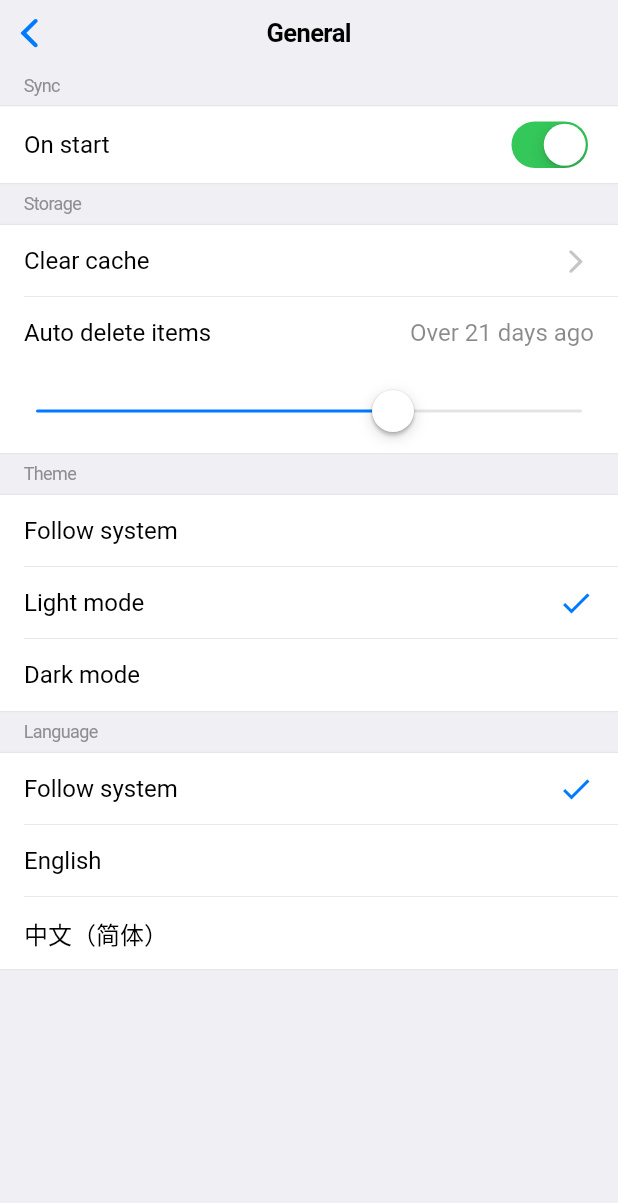
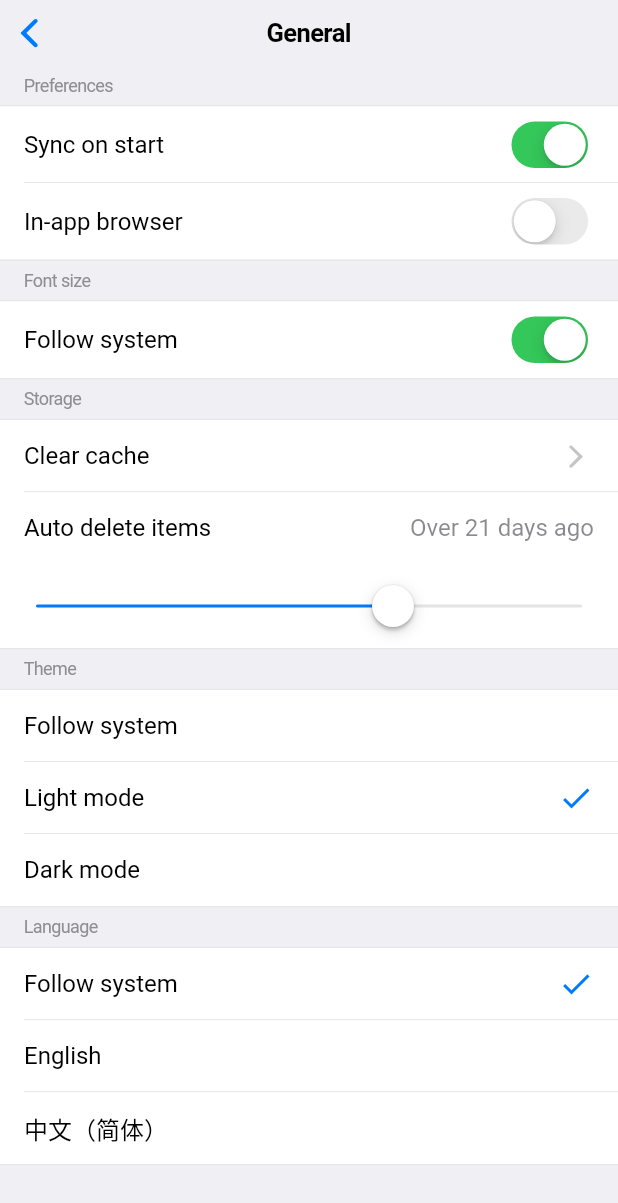
Before and after one commit to yang991178/fluent-reader-lite, a Flutter app: the GeneralPage screen opened by its route, after a tap on "Light mode", on a phone screen of 412 x 824 dp. Shown: the top 1203 px of the screen. Run offline on Flutter 3.47's test engine with Material 2 defaults, Android fonts, the phone set to English and light mode, and no system bars; our stand-ins replace cached_network_image, flutter_cache_manager, modal_bottom_sheet, package_info, responsive_builder, share and 4 more; missing offline and left inert: jaguar, jaguar_flutter_asset, overlay_dialog; accounts and stored records are empty; generated files the repository leaves out were written again.

Commit message:
add customizable text scale

```diff
--- a/lib/l10n/intl_en.arb
+++ b/lib/l10n/intl_en.arb
@@ -61,7 +61,8 @@
     "clearCache": "Clear cache",
     "autoDelete": "Auto delete items",
     "sync": "Sync",
-    "onStart": "On start",
+    "syncOnStart": "Sync on start",
+    "inAppBrowser": "In-app browser",
     "lastSyncSuccess": "Last sync successful at",
     "lastSyncFailure": "Last sync failed at",
     "welcome": "Welcome",
--- a/lib/l10n/intl_zh.arb
+++ b/lib/l10n/intl_zh.arb
@@ -61,7 +61,8 @@
     "clearCache": "清理缓存",
     "autoDelete": "自动删除文章",
     "sync": "同步",
-    "onStart": "打开应用时",
+    "syncOnStart": "打开应用时同步",
+    "inAppBrowser": "应用内浏览器",
     "lastSyncSuccess": "最后一次同步成功于",
     "lastSyncFailure": "最后一次同步失败于",
     "welcome": "欢迎",
--- a/lib/main.dart
+++ b/lib/main.dart
@@ -19,7 +19,6 @@ import 'package:flutter/material.dart';
 import 'package:flutter/services.dart';
 import 'package:flutter_localizations/flutter_localizations.dart';
 import 'package:modal_bottom_sheet/modal_bottom_sheet.dart';
-import 'package:path/path.dart';
 import 'package:provider/provider.dart';
 import 'package:shared_preferences/shared_preferences.dart';
 import 'package:webview_flutter/webview_flutter.dart';
@@ -39,9 +38,11 @@ void main() async {
   runApp(MyApp());
   SystemChannels.lifecycle.setMessageHandler((msg) {
     if (msg == AppLifecycleState.resumed.toString()) {
+      if (Global.server != null) Global.server.restart();
       if (Global.globalModel.syncOnStart
-        && DateTime.now().difference(Global.syncModel.lastSynced).inMinutes >= 10)
-      Global.syncModel.syncWithService();
+        && DateTime.now().difference(Global.syncModel.lastSynced).inMinutes >= 10) {
+        Global.syncModel.syncWithService();
+      }
     }
     return null;
   });
@@ -119,6 +120,14 @@ class MyApp extends StatelessWidget {
             "/": (context) => CupertinoScaffold(body: HomePage()),
             ...baseRoutes,
           },
+          builder: (context, child) {
+            final mediaQueryData = MediaQuery.of(context);
+            if (Global.globalModel.textScale == null) return child;
+            return MediaQuery(
+              data: mediaQueryData.copyWith(textScaleFactor: Global.globalModel.textScale),
+              child: child
+            );
+          },
         ),
       ),
     );
--- a/lib/models/global_model.dart
+++ b/lib/models/global_model.dart
@@ -1,3 +1,5 @@
+import 'dart:io';
+
 import 'package:fluent_reader_lite/utils/store.dart';
 import 'package:flutter/material.dart';
 
@@ -10,6 +12,8 @@ class GlobalModel with ChangeNotifier {
   Locale _locale = Store.getLocale();
   int _keepItemsDays = Store.sp.getInt(StoreKeys.KEEP_ITEMS_DAYS) ?? 21;
   bool _syncOnStart = Store.sp.getBool(StoreKeys.SYNC_ON_START) ?? true;
+  bool _inAppBrowser = Store.sp.getBool(StoreKeys.IN_APP_BROWSER) ?? Platform.isIOS;
+  double _textScale = Store.sp.getDouble(StoreKeys.TEXT_SCALE);
 
   ThemeSetting get theme => _theme;
   set theme(ThemeSetting value) {
@@ -44,4 +48,23 @@ class GlobalModel with ChangeNotifier {
     _syncOnStart = value;
     Store.sp.setBool(StoreKeys.SYNC_ON_START, value);
   }
+
+  bool get inAppBrowser => _inAppBrowser;
+  set inAppBrowser(bool value) {
+    _inAppBrowser = value;
+    Store.sp.setBool(StoreKeys.IN_APP_BROWSER, value);
+  }
+
+  double get textScale => _textScale;
+  set textScale(double value) {
+    if (_textScale != value) {
+      _textScale = value;
+      notifyListeners();
+      if (value == null) {
+        Store.sp.remove(StoreKeys.TEXT_SCALE);
+      } else {
+        Store.sp.setDouble(StoreKeys.TEXT_SCALE, value);
+      }
+    }
+  }
 }
--- a/lib/pages/article_page.dart
+++ b/lib/pages/article_page.dart
@@ -53,7 +53,8 @@ class ArticlePageState extends State<ArticlePage> {
 
   Future<NavigationDecision> _onNavigate(NavigationRequest request) async {
     if (navigated && request.isForMainFrame) {
-      await launch(request.url);
+      final internal = Global.globalModel.inAppBrowser;
+      await launch(request.url, forceSafariVC: internal, forceWebView: internal);
       return NavigationDecision.prevent;
     } else {
       return NavigationDecision.navigate;
--- a/lib/pages/group_list_page.dart
+++ b/lib/pages/group_list_page.dart
@@ -43,7 +43,7 @@ class _GroupListPageState extends State<GroupListPage> {
         return SliverToBoxAdapter(child: MyListTile(
           title: Text(S.of(context).allSubscriptions),
           trailing: count > 0 ? Badge(count) : null,
-          onTap: () { Navigator.of(context).pop(List<String>()); },
+          onTap: () { Navigator.of(context).pop(List<String>.empty()); },
           background: CupertinoColors.systemBackground,
         ));
       },
--- a/lib/pages/settings/general_page.dart
+++ b/lib/pages/settings/general_page.dart
@@ -16,6 +16,7 @@ class GeneralPage extends StatefulWidget {
 
 class _GeneralPageState extends State<GeneralPage> {
   bool _clearingCache = false;
+  double textScale;
 
   void _clearCache() async {
     setState(() { _clearingCache = true; });
@@ -32,9 +33,41 @@ class _GeneralPageState extends State<GeneralPage> {
     ),
     child: Consumer<GlobalModel>(
       builder: (context, globalModel, child) {
+        final useSystemTextScale = globalModel.textScale == null;
+        final textScaleItems = ListTileGroup([
+          MyListTile(
+            title: Text(S.of(context).followSystem),
+            trailing: CupertinoSwitch(
+              value: useSystemTextScale,
+              onChanged: (v) {
+                textScale = null;
+                globalModel.textScale = v ? null : 1;
+              },
+            ),
+            trailingChevron: false,
+            withDivider: !useSystemTextScale,
+          ),
+          if (!useSystemTextScale) MyListTile(
+            title: Expanded(child: CupertinoSlider(
+              min: 0.5,
+              max: 1.5,
+              divisions: 8,
+              value: textScale ?? globalModel.textScale,
+              onChanged: (v) {
+                setState(() { textScale = v; });
+              },
+              onChangeEnd: (v) {
+                textScale = null;
+                globalModel.textScale = v;
+              },
+            )),
+            trailingChevron: false,
+            withDivider: false,
+          ),
+        ], title: S.of(context).fontSize);
         final syncItems = ListTileGroup([
           MyListTile(
-            title: Text(S.of(context).onStart),
+            title: Text(S.of(context).syncOnStart),
             trailing: CupertinoSwitch(
               value: globalModel.syncOnStart,
               onChanged: (v) {
@@ -43,9 +76,20 @@ class _GeneralPageState extends State<GeneralPage> {
               },
             ),
             trailingChevron: false,
+          ),
+          MyListTile(
+            title: Text(S.of(context).inAppBrowser),
+            trailing: CupertinoSwitch(
+              value: globalModel.inAppBrowser,
+              onChanged: (v) {
+                globalModel.inAppBrowser = v;
+                setState(() {});
+              },
+            ),
+            trailingChevron: false,
             withDivider: false,
           ),
-        ], title: S.of(context).sync);
+        ], title: S.of(context).preferences);
         final storageItems = ListTileGroup([
           MyListTile(
             title: Text(S.of(context).clearCache),
@@ -97,6 +141,7 @@ class _GeneralPageState extends State<GeneralPage> {
         return ListView(
           children: [
             syncItems,
+            textScaleItems,
             storageItems,
             themeItems,
             localeItems,
--- a/lib/utils/store.dart
+++ b/lib/utils/store.dart
@@ -12,6 +12,8 @@ abstract class StoreKeys {
   static const LOCALE = "locale";
   static const KEEP_ITEMS_DAYS = "keepItemsD";
   static const SYNC_ON_START = "syncOnStart";
+  static const IN_APP_BROWSER = "inAppBrowser";
+  static const TEXT_SCALE = "textScale";
 
   // Feed preferences
   static const FEED_FILTER_ALL = "feedFilterA";
```
Also changed, not shown: lib/pages/settings/services/feedbin_page.dart (+9 -1 lines), lib/pages/settings/services/fever_page.dart (+8 -1 lines).
